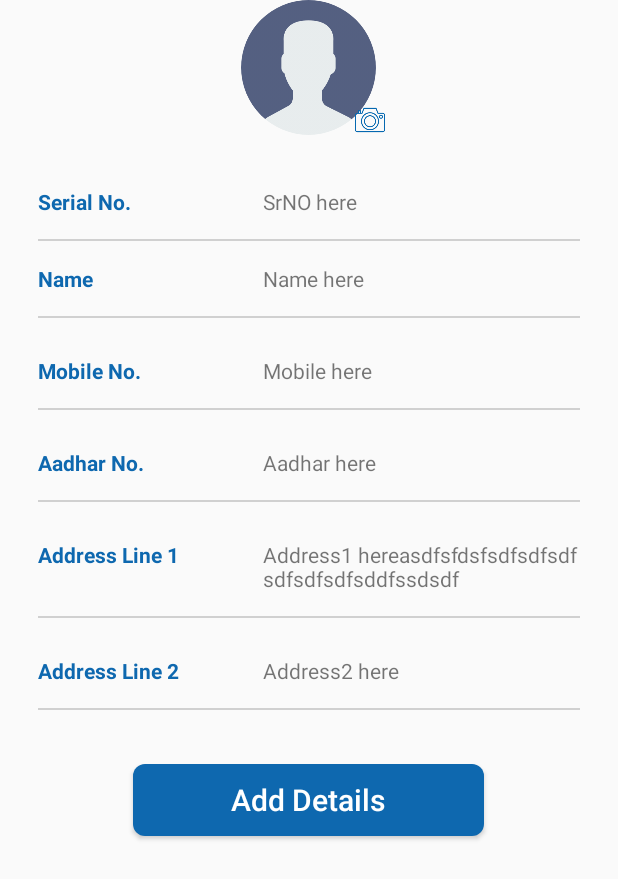
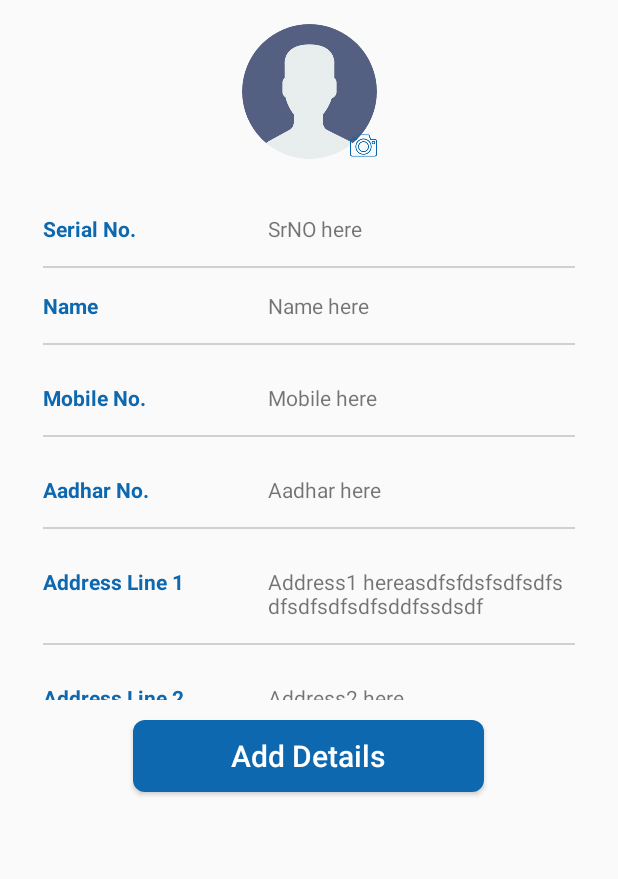
Before and after one commit to andy-coding5/scan, an Android app: the layout activity_information.xml on its own in the app's theme, with its tools: preview values and no code run, on a phone screen of 412 x 824 dp. Shown: the top 879 px of the screen. Run offline under Robolectric (Android 15) with nearby library versions, the phone set to English and light mode, and no system bars; plain views replace CircleImageView.

```diff
--- a/app/src/main/java/com/E2Execel/scanner/LoginActivity.java
+++ b/app/src/main/java/com/E2Execel/scanner/LoginActivity.java
@@ -109,6 +109,7 @@ public class LoginActivity extends AppCompatActivity {
                             startActivity(new Intent(LoginActivity.this, MainActivity.class));
                         }
                     } else {
+
                         try {
                             JSONObject jObjError = new JSONObject(response.errorBody().string());
                             String status = jObjError.getString("message");
@@ -125,7 +126,7 @@ public class LoginActivity extends AppCompatActivity {
                 @Override
                 public void onFailure(Call<Login> call, Throwable t) {
                     progressDialog.dismiss();
-                    Toast.makeText(LoginActivity.this, "Please Check Internet Connection", Toast.LENGTH_SHORT).show();
+                    Toast.makeText(LoginActivity.this, "Failed to reach to the server", Toast.LENGTH_SHORT).show();
 
                 }
             });
--- a/app/src/main/java/com/E2Execel/scanner/PvModulesList.java
+++ b/app/src/main/java/com/E2Execel/scanner/PvModulesList.java
@@ -89,7 +89,6 @@ public class PvModulesList extends AppCompatActivity {
         pref = getSharedPreferences("SCANNER_PREF", MODE_PRIVATE);
         editor = pref.edit();
 
-        update_token();
 
         Call<Result> call = api.getResultsJson(globalValues.APIKEY, "Token " + pref.getString("token", null), globalValues.getID());
         progressDialog.show();
@@ -158,6 +157,8 @@ public class PvModulesList extends AppCompatActivity {
                    // Toast.makeText(PvModulesList.this, "new token: " + "token " + response.body().getData().getToken(), Toast.LENGTH_SHORT).show();
                     editor.putString("token", response.body().getData().getToken());
                     editor.commit();
+                    Toast.makeText(PvModulesList.this, "Please try to restrat the application again", Toast.LENGTH_SHORT).show();
+
 
                 } else {
                     //but but i can access the error body here.,
@@ -176,7 +177,7 @@ public class PvModulesList extends AppCompatActivity {
             @Override
             public void onFailure(Call<Login> call, Throwable t) {
                 progressDialog.dismiss();
-                Build_alert_dialog(PvModulesList.this, "Connection Error", "Please Check You Internet Connection");
+                Build_alert_dialog(PvModulesList.this, "Connection Error", "Failed to reach to the server");
             }
         });
 
--- a/app/src/main/java/com/E2Execel/scanner/Retrofit/ApiService.java
+++ b/app/src/main/java/com/E2Execel/scanner/Retrofit/ApiService.java
@@ -18,7 +18,6 @@ import retrofit2.http.Multipart;
 import retrofit2.http.POST;
 import retrofit2.http.Part;
 import retrofit2.http.Path;
-import retrofit2.http.Query;
 
 public interface ApiService {
 
@@ -32,7 +31,6 @@ public interface ApiService {
 
 
     //for SEARCH
-
     @POST("panel/api/v1/search/")
     @FormUrlEncoded
     Call<Search> getSearchJason(@Header("APIKEY") String APIKEY, @Header("Authorization") String Authorization,
@@ -41,7 +39,6 @@ public interface ApiService {
 
     @GET("panel/api/v1/info/{path}")
     Call<Result> getResultsJson(@Header("APIKEY") String APIKEY, @Header("Authorization") String Authorization, @Path("path") String path);
-
 
 
     //add pv module with Id
--- a/app/src/main/java/com/E2Execel/scanner/Retrofit/RetroClient.java
+++ b/app/src/main/java/com/E2Execel/scanner/Retrofit/RetroClient.java
@@ -4,7 +4,7 @@ import retrofit2.Retrofit;
 import retrofit2.converter.gson.GsonConverterFactory;
 
 public class RetroClient {
-    private static final String ROOT_URL = "http://192.168.0.100:8000/";
+    private static final String ROOT_URL = "https://nmscanner.herokuapp.com/";
 
     /**
      * Get Retrofit Instance
--- a/app/src/main/java/com/E2Execel/scanner/SearchResults.java
+++ b/app/src/main/java/com/E2Execel/scanner/SearchResults.java
@@ -86,7 +86,7 @@ public class SearchResults extends AppCompatActivity {
         pref = getSharedPreferences("SCANNER_PREF", MODE_PRIVATE);
         api = RetroClient.getApiService();
 
-        // Set up progress before call
+        // Set up progress before call`
         progressDialog = new ProgressDialog(SearchResults.this);
         progressDialog.setMax(100);
         progressDialog.setMessage("Wait");
--- a/app/src/main/java/com/E2Execel/scanner/global/globalValues.java
+++ b/app/src/main/java/com/E2Execel/scanner/global/globalValues.java
@@ -6,7 +6,7 @@ import java.util.List;
 
 public class globalValues {
     public static String APIKEY = "931d2c3421e9499098676ac0122aaca1";
-    public static String IP = "http://192.168.0.100:8000";
+    public static String IP = "https://nmscanner.herokuapp.com";
     private static String ID = "";
     private static List<Pvmodule> pvmodule;
     private static String controllersrno = "";
--- a/app/src/main/res/layout/activity_information.xml
+++ b/app/src/main/res/layout/activity_information.xml
@@ -1,5 +1,5 @@
 <?xml version="1.0" encoding="utf-8"?>
-<RelativeLayout xmlns:android="http://schemas.android.com/apk/res/android"
+<android.support.constraint.ConstraintLayout xmlns:android="http://schemas.android.com/apk/res/android"
     xmlns:app="http://schemas.android.com/apk/res-auto"
     xmlns:tools="http://schemas.android.com/tools"
     android:layout_width="match_parent"
@@ -12,33 +12,48 @@
         android:layout_height="90dp"
 
         android:layout_centerHorizontal="true"
+        android:layout_marginStart="8dp"
+        android:layout_marginLeft="8dp"
+        android:layout_marginTop="16dp"
+        android:layout_marginEnd="8dp"
+        android:layout_marginRight="8dp"
         android:onClick="edit_photo"
         android:src="@drawable/user"
         app:highlightColor="#80fb1743"
+        app:layout_constraintEnd_toEndOf="parent"
+        app:layout_constraintHorizontal_bias="0.501"
+        app:layout_constraintStart_toStartOf="parent"
+        app:layout_constraintTop_toTopOf="parent"
         app:strokeColor="@color/blue"
         app:strokeWidth="5px" />
 
     <ImageView
 
-        android:layout_width="20dp"
-        android:layout_height="20dp"
+        android:layout_width="18dp"
+        android:layout_height="18dp"
         android:layout_alignTop="@+id/scroll_layout"
-        android:layout_marginStart="-14dp"
-        android:layout_marginLeft="-14dp"
-        android:layout_marginTop="-29dp"
         android:layout_toEndOf="@+id/main_image"
         android:layout_toRightOf="@+id/main_image"
         android:onClick="edit_photo"
-        android:src="@drawable/photo_camera" />
+        android:src="@drawable/photo_camera"
+        app:layout_constraintBottom_toBottomOf="@+id/main_image"
+        app:layout_constraintEnd_toEndOf="@+id/main_image" />
 
     <ScrollView
         android:id="@+id/scroll_layout"
         android:layout_width="match_parent"
-        android:layout_height="400dp"
+        android:layout_height="350dp"
         android:layout_below="@+id/main_image"
-        android:layout_marginTop="9dp"
-        android:padding="10dp"
-        android:scrollbars="none">
+        android:layout_marginStart="8dp"
+        android:layout_marginLeft="8dp"
+        android:layout_marginTop="16dp"
+        android:layout_marginEnd="8dp"
+        android:layout_marginRight="8dp"
+        android:padding="5dp"
+        android:scrollbars="none"
+        app:layout_constraintEnd_toEndOf="parent"
+        app:layout_constraintStart_toStartOf="parent"
+        app:layout_constraintTop_toBottomOf="@+id/main_image">
 
         <LinearLayout
             android:id="@+id/table_layout"
@@ -475,10 +490,17 @@
         android:id="@+id/add_details"
         android:layout_width="wrap_content"
         android:layout_height="wrap_content"
-        android:layout_below="@+id/scroll_layout"
-        android:layout_centerHorizontal="true"
-        android:layout_marginTop="10dp"
-        android:layout_marginBottom="10dp"
+        android:layout_alignParentStart="true"
+        android:layout_alignParentLeft="true"
+        android:layout_alignParentEnd="true"
+        android:layout_alignParentRight="true"
+        android:layout_alignParentBottom="true"
+        android:layout_marginStart="8dp"
+        android:layout_marginLeft="8dp"
+        android:layout_marginTop="8dp"
+        android:layout_marginEnd="8dp"
+        android:layout_marginRight="8dp"
+        android:layout_marginBottom="8dp"
         android:background="@drawable/blue_button_background"
         android:onClick="add_details"
         android:paddingLeft="65dp"
@@ -486,7 +508,13 @@
         android:text="Add Details"
         android:textAllCaps="false"
         android:textColor="#fff"
-        android:textSize="20sp" />
+        android:textSize="20sp"
+        app:layout_constraintBottom_toBottomOf="parent"
+        app:layout_constraintEnd_toEndOf="parent"
+        app:layout_constraintHorizontal_bias="0.496"
+        app:layout_constraintStart_toStartOf="parent"
+        app:layout_constraintTop_toBottomOf="@+id/scroll_layout"
+        app:layout_constraintVertical_bias="0.0" />
 
 
-</RelativeLayout>
+</android.support.constraint.ConstraintLayout>
```
Also changed, not shown: app/src/main/java/com/E2Execel/scanner/Controller.java (+5 -4 lines), app/src/main/java/com/E2Execel/scanner/Hpmotor.java (+6 -5 lines), app/src/main/java/com/E2Execel/scanner/Information.java (+5 -3 lines), app/src/main/java/com/E2Execel/scanner/Installation.java (+7 -7 lines), app/src/main/java/com/E2Execel/scanner/MainActivity.java (+7 -6 lines), app/src/main/java/com/E2Execel/scanner/Pump.java (+5 -6 lines), app/src/main/java/com/E2Execel/scanner/Pvmodules.java (+10 -9 lines), app/src/main/res/layout/activity_pvmodules.xml (+44 -18 lines), app/src/main/AndroidManifest.xml (line endings or trailing spaces).
